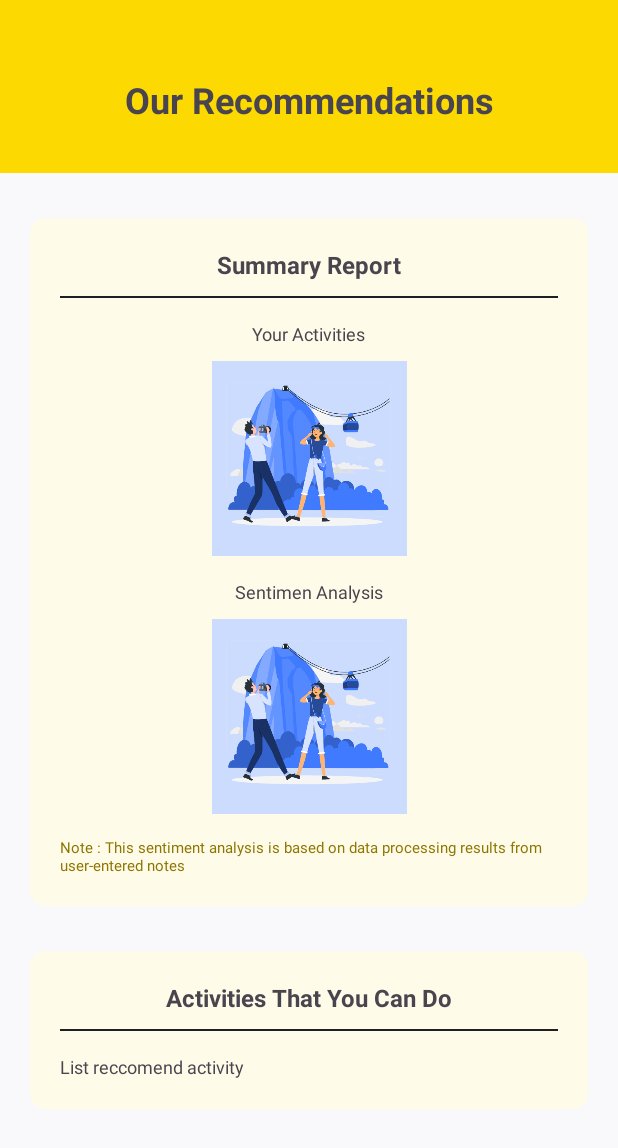
After one commit to EmoQu-Bangkit/MobileDevelopment, an Android app: the layout activity_detail_report.xml on its own in the app's theme, with its tools: preview values and no code run, on a phone screen of 412 x 824 dp. The commit adds this screen. Shown: the top 1148 px of the screen. Run offline under Robolectric (Android 15) with nearby library versions, the phone set to English and light mode, and no system bars.

Commit message:
Fix layout for menu Today and Report v2

```diff
--- /dev/null
+++ b/app/src/main/res/layout/activity_detail_report.xml
@@ -0,0 +1,56 @@
+<?xml version="1.0" encoding="utf-8"?>
+<androidx.constraintlayout.widget.ConstraintLayout xmlns:android="http://schemas.android.com/apk/res/android"
+    xmlns:app="http://schemas.android.com/apk/res-auto"
+    android:layout_width="match_parent"
+    android:layout_height="match_parent"
+    android:background="@color/light_background_grey_2">
+
+    <LinearLayout
+        android:id="@+id/navbar_detail_report"
+        android:layout_width="match_parent"
+        android:layout_height="115dp"
+        android:backgroundTint="@color/light_solid_yellow_9"
+        android:orientation="vertical"
+        android:gravity="top"
+        android:background="@color/light_solid_yellow_9"
+        app:layout_constraintTop_toTopOf="parent"
+        app:layout_constraintStart_toStartOf="parent"
+        app:layout_constraintEnd_toEndOf="parent">
+
+        <TextView
+            android:layout_width="match_parent"
+            android:layout_height="wrap_content"
+            android:layout_marginTop="50dp"
+            android:text="@string/text_our_recommendations"
+            android:textAlignment="center"
+            android:textSize="24sp"
+            android:textStyle="bold" />
+    </LinearLayout>
+
+    <LinearLayout
+        android:id="@+id/summary_report"
+        android:layout_width="wrap_content"
+        android:layout_height="wrap_content"
+        android:layout_marginHorizontal="20dp"
+        android:layout_marginTop="30dp"
+        app:layout_constraintTop_toBottomOf="@id/navbar_detail_report"
+        app:layout_constraintStart_toStartOf="parent"
+        app:layout_constraintEnd_toEndOf="parent">
+        <include
+            layout="@layout/item_summary_report" />
+    </LinearLayout>
+
+    <LinearLayout
+        android:id="@+id/recommend"
+        android:layout_width="wrap_content"
+        android:layout_height="wrap_content"
+        android:layout_marginHorizontal="20dp"
+        android:layout_marginTop="30dp"
+        app:layout_constraintTop_toBottomOf="@id/summary_report"
+        app:layout_constraintStart_toStartOf="parent"
+        app:layout_constraintEnd_toEndOf="parent">
+        <include
+            layout="@layout/item_recommend" />
+    </LinearLayout>
+
+</androidx.constraintlayout.widget.ConstraintLayout>
--- a/app/src/main/res/layout/fragment_today.xml
+++ b/app/src/main/res/layout/fragment_today.xml
@@ -40,7 +40,7 @@
                 android:layout_width="wrap_content"
                 android:layout_height="wrap_content"
                 android:text="Dream big, work hard, and stay humble"
-                android:textSize="10sp"
+                android:textSize="11sp"
                 android:textColor="@color/light_text_grey_12" />
         </LinearLayout>
 
--- a/app/src/main/res/layout/item_emoji.xml
+++ b/app/src/main/res/layout/item_emoji.xml
@@ -151,7 +151,8 @@
         <ImageView
             android:layout_width="40dp"
             android:layout_height="40dp"
-            android:src="@drawable/emoji_excellent" />
+            android:src="@drawable/emoji_excellent"
+            android:contentDescription="@string/excellent_label"/>
 
         <TextView
             android:layout_width="wrap_content"
--- /dev/null
+++ b/app/src/main/res/layout/item_recommend.xml
@@ -0,0 +1,41 @@
+<?xml version="1.0" encoding="utf-8"?>
+<androidx.constraintlayout.widget.ConstraintLayout xmlns:android="http://schemas.android.com/apk/res/android"
+    xmlns:app="http://schemas.android.com/apk/res-auto"
+    android:id="@+id/item_recommend"
+    android:layout_width="match_parent"
+    android:layout_height="wrap_content"
+    android:padding="20dp"
+    android:layout_marginHorizontal="20dp"
+    android:background="@drawable/bg_mood_component"
+    android:layout_gravity="center">
+
+    <TextView
+        android:id="@+id/title_recommend"
+        android:layout_width="wrap_content"
+        android:layout_height="wrap_content"
+        android:textSize="16sp"
+        android:textStyle="bold"
+        android:text="@string/title_activity_recommend"
+        app:layout_constraintTop_toTopOf="parent"
+        app:layout_constraintStart_toStartOf="parent"
+        app:layout_constraintEnd_toEndOf="parent"/>
+
+    <View
+        android:id="@+id/line"
+        android:layout_width="match_parent"
+        android:layout_height="1dp"
+        android:layout_marginTop="10dp"
+        android:background="@color/light_text_grey_12"
+        app:layout_constraintTop_toBottomOf="@id/title_recommend"/>
+
+    <TextView
+        android:id="@+id/activity_reccomend"
+        android:layout_width="wrap_content"
+        android:layout_height="wrap_content"
+        android:textSize="12sp"
+        android:text="@string/list_reccomend_activity"
+        android:layout_marginTop="15dp"
+        app:layout_constraintTop_toBottomOf="@id/line"
+        app:layout_constraintStart_toStartOf="parent" />
+
+</androidx.constraintlayout.widget.ConstraintLayout>
--- /dev/null
+++ b/app/src/main/res/layout/item_summary_report.xml
@@ -0,0 +1,85 @@
+<?xml version="1.0" encoding="utf-8"?>
+<androidx.constraintlayout.widget.ConstraintLayout xmlns:android="http://schemas.android.com/apk/res/android"
+    xmlns:app="http://schemas.android.com/apk/res-auto"
+    android:id="@+id/item_summary_report"
+    android:layout_width="match_parent"
+    android:layout_height="wrap_content"
+    android:padding="20dp"
+    android:layout_marginHorizontal="20dp"
+    android:background="@drawable/bg_mood_component"
+    android:layout_gravity="center"
+>
+
+        <TextView
+            android:id="@+id/title_summary_report"
+            android:layout_width="wrap_content"
+            android:layout_height="wrap_content"
+            android:textSize="16sp"
+            android:textStyle="bold"
+            android:text="@string/title_summary_report"
+            app:layout_constraintTop_toTopOf="parent"
+            app:layout_constraintStart_toStartOf="parent"
+            app:layout_constraintEnd_toEndOf="parent"/>
+
+        <View
+            android:id="@+id/line"
+            android:layout_width="match_parent"
+            android:layout_height="1dp"
+            android:layout_marginTop="10dp"
+            android:background="@color/light_text_grey_12"
+            app:layout_constraintTop_toBottomOf="@id/title_summary_report"/>
+
+        <TextView
+            android:id="@+id/title_your_activities"
+            android:layout_width="wrap_content"
+            android:layout_height="wrap_content"
+            android:textSize="12sp"
+            android:text="@string/title_your_activities"
+            android:layout_marginTop="15dp"
+            app:layout_constraintTop_toBottomOf="@id/line"
+            app:layout_constraintStart_toStartOf="parent"
+            app:layout_constraintEnd_toEndOf="parent"/>
+
+        <ImageView
+            android:id="@+id/graph_image"
+            android:layout_width="wrap_content"
+            android:layout_height="130dp"
+            android:layout_marginTop="10dp"
+            android:src="@drawable/active_explorer"
+            app:layout_constraintTop_toBottomOf="@id/title_your_activities"
+            app:layout_constraintStart_toStartOf="parent"
+            app:layout_constraintEnd_toEndOf="parent"/>
+
+        <TextView
+            android:id="@+id/title_sentimen_analysis"
+            android:layout_width="wrap_content"
+            android:layout_height="wrap_content"
+            android:textSize="12sp"
+            android:text="@string/title_sentimen_analysis"
+            android:layout_marginTop="15dp"
+            app:layout_constraintTop_toBottomOf="@id/graph_image"
+            app:layout_constraintStart_toStartOf="parent"
+            app:layout_constraintEnd_toEndOf="parent"/>
+
+        <ImageView
+            android:id="@+id/sentimen_image"
+            android:layout_width="wrap_content"
+            android:layout_height="130dp"
+            android:layout_marginTop="10dp"
+            android:src="@drawable/active_explorer"
+            app:layout_constraintTop_toBottomOf="@id/title_sentimen_analysis"
+            app:layout_constraintStart_toStartOf="parent"
+            app:layout_constraintEnd_toEndOf="parent"/>
+
+        <TextView
+            android:id="@+id/note_msg"
+            android:layout_width="wrap_content"
+            android:layout_height="wrap_content"
+            android:textSize="10sp"
+            android:textColor="@color/light_text_yellow_11"
+            android:text="@string/note_message"
+            android:layout_marginTop="15dp"
+            app:layout_constraintTop_toBottomOf="@id/sentimen_image"
+            app:layout_constraintStart_toStartOf="parent"/>
+
+</androidx.constraintlayout.widget.ConstraintLayout>
--- a/app/src/main/res/values/strings.xml
+++ b/app/src/main/res/values/strings.xml
@@ -45,6 +45,13 @@
     <string name="okay_label">Okay</string>
     <string name="good_label">Good</string>
     <string name="excellent_label">Excellent</string>
+    <string name="title_summary_report">Summary Report</string>
+    <string name="note_message">Note : This sentiment analysis is based on data processing results from user-entered notes</string>
+    <string name="title_sentimen_analysis">Sentimen Analysis</string>
+    <string name="title_your_activities">Your Activities</string>
+    <string name="title_activity_recommend">Activities That You Can Do</string>
+    <string name="list_reccomend_activity">List reccomend activity</string>
+    <string name="text_our_recommendations">Our Recommendations</string>
     <string-array name="month_array">
         <item>January</item>
         <item>February</item>
```
